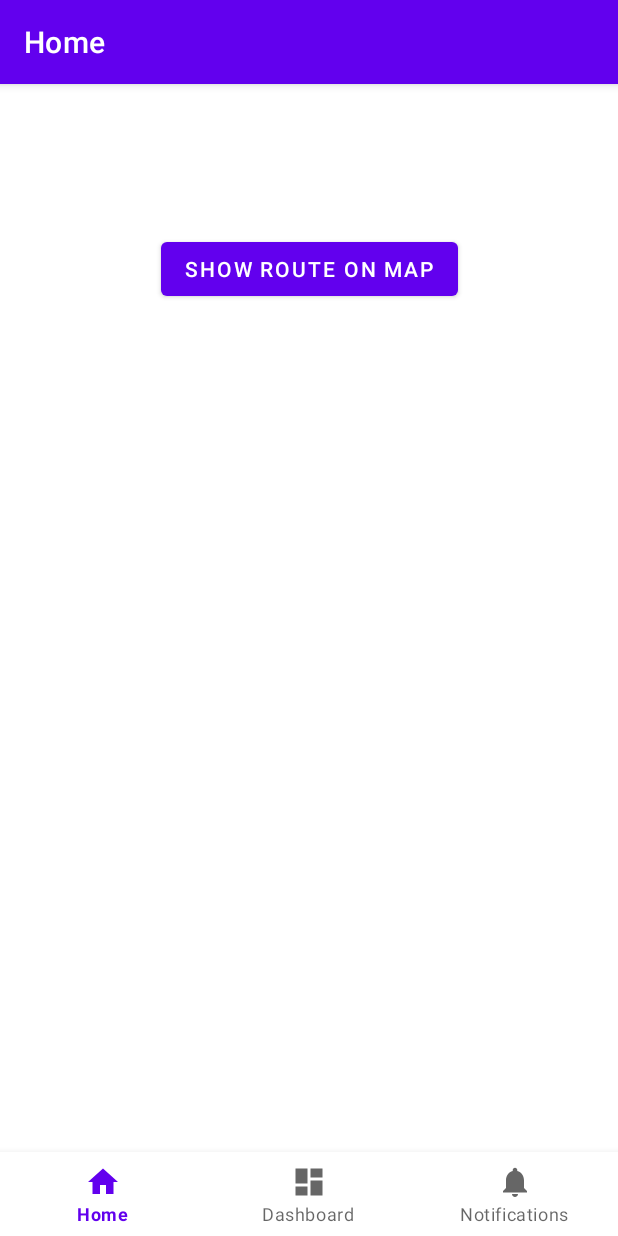
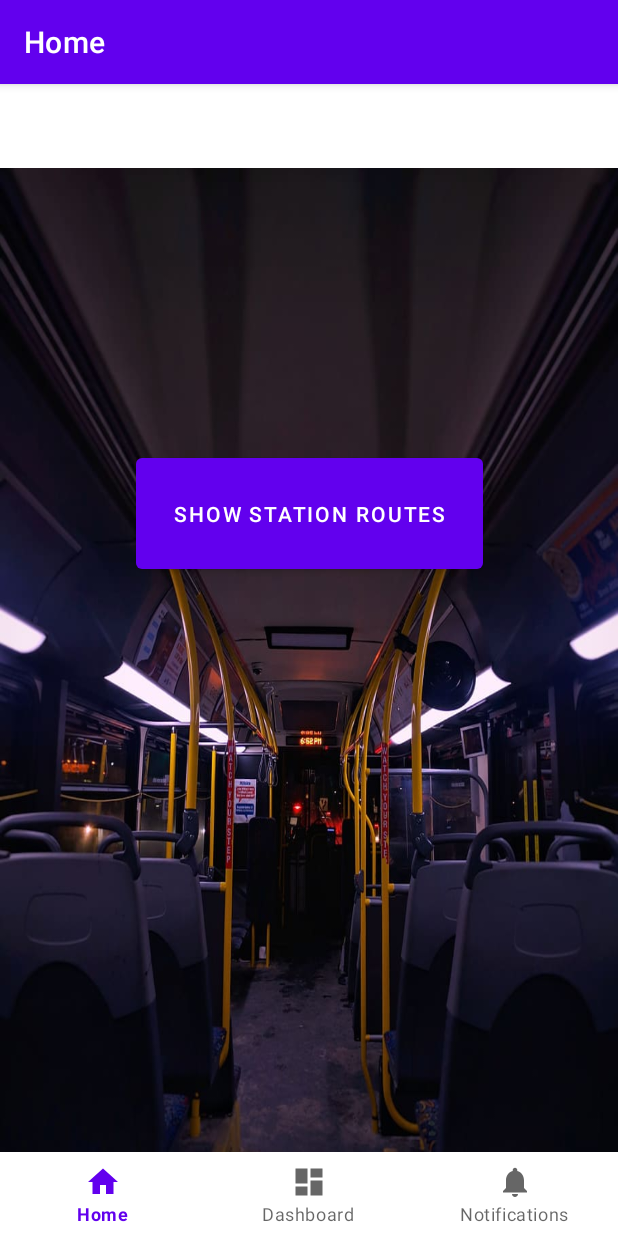
Before and after one commit to EdrinM/bustirana, an Android app: the screen it shows after launch (MainActivity), on a phone screen of 412 x 824 dp. Run offline under Robolectric (Android 15) with nearby library versions, the phone set to English and light mode, and no system bars; our stand-ins replace navigation-ui.

Commit message:
Added background.jpg and put it as background

```diff
--- a/app/src/main/res/layout/fragment_home.xml
+++ b/app/src/main/res/layout/fragment_home.xml
@@ -4,6 +4,7 @@
     xmlns:tools="http://schemas.android.com/tools"
     android:layout_width="match_parent"
     android:layout_height="match_parent"
+    android:background="@drawable/background"
     tools:context=".ui.home.HomeFragment">
 
     <TextView
@@ -23,17 +24,16 @@
 
     <Button
         android:id="@+id/openMapButton"
-        android:layout_width="wrap_content"
-        android:layout_height="wrap_content"
-        android:text="Show Route on Map"
-        android:layout_marginTop="8dp"
+        android:layout_width="231dp"
+        android:layout_height="86dp"
         android:layout_marginStart="16dp"
+        android:layout_marginTop="152dp"
         android:layout_marginEnd="16dp"
-        android:layout_marginBottom="8dp"
-        app:layout_constraintTop_toBottomOf="@id/text_home"
+        android:onClick="onOpenMapButtonClick"
+        android:text="Show Station Routes"
+        app:layout_constraintEnd_toEndOf="parent"
         app:layout_constraintStart_toStartOf="parent"
-        app:layout_constraintEnd_toEndOf="parent"
-        android:onClick="onOpenMapButtonClick"/>
+        app:layout_constraintTop_toBottomOf="@id/text_home" />
 
     <ScrollView
         android:id="@+id/scrollView"
@@ -41,19 +41,19 @@
         android:layout_height="0dp"
         android:layout_marginTop="8dp"
         android:visibility="gone"
-        app:layout_constraintTop_toBottomOf="@id/openMapButton"
         app:layout_constraintBottom_toBottomOf="parent"
+        app:layout_constraintEnd_toEndOf="parent"
         app:layout_constraintStart_toStartOf="parent"
-        app:layout_constraintEnd_toEndOf="parent"/>
+        app:layout_constraintTop_toBottomOf="@id/openMapButton" />
 
     <ListView
         android:id="@+id/listView"
         android:layout_width="match_parent"
         android:layout_height="wrap_content"
         android:visibility="gone"
-        app:layout_constraintTop_toBottomOf="@id/openMapButton"
+        app:layout_constraintBottom_toBottomOf="parent"
+        app:layout_constraintEnd_toEndOf="parent"
         app:layout_constraintStart_toStartOf="parent"
-        app:layout_constraintEnd_toEndOf="parent"
-        app:layout_constraintBottom_toBottomOf="parent" />
+        app:layout_constraintTop_toBottomOf="@id/openMapButton" />
 
 </androidx.constraintlayout.widget.ConstraintLayout>
```
Also changed, not shown: app/src/main/res/drawable/background.jpg (added).
